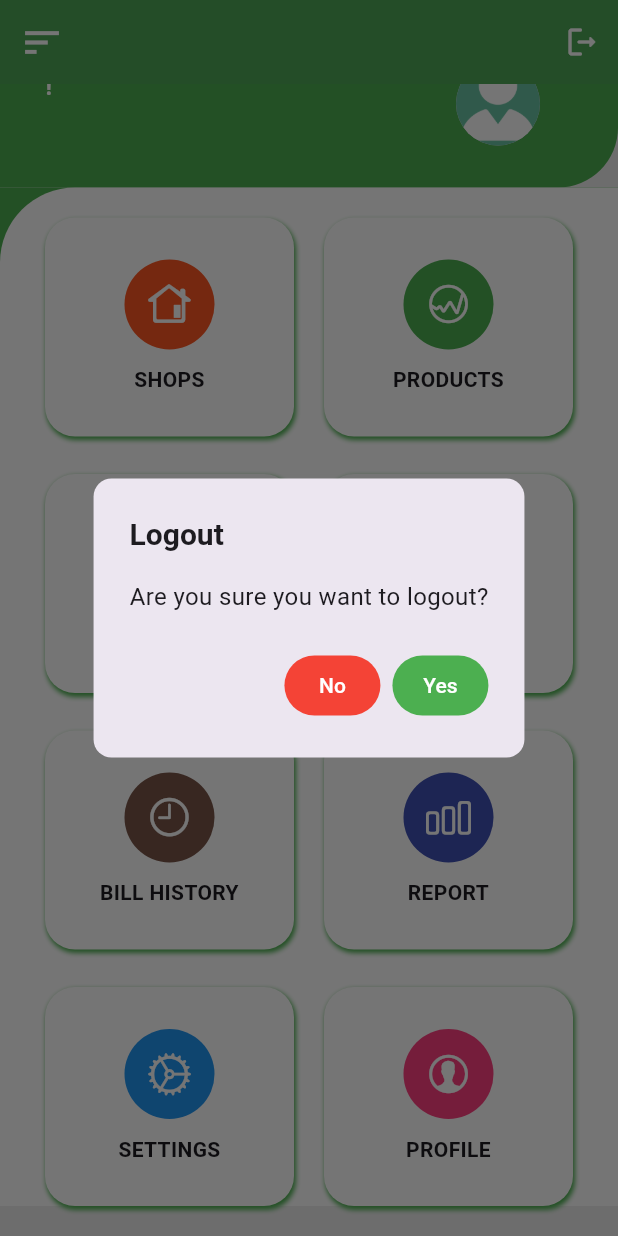
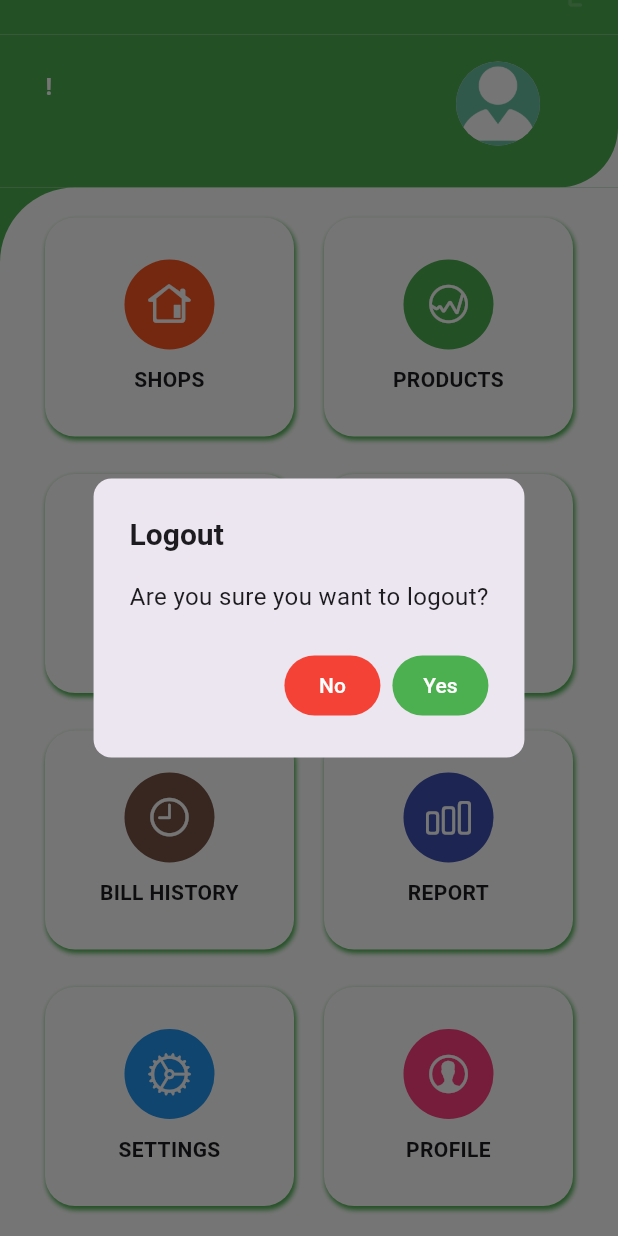
Before and after one commit to GokulDhanapal23/Flutter_ios, a Flutter app: the Home screen opened directly with empty values, scrolled down 33 dp, after a tap on the "logout" icon, on a phone screen of 412 x 824 dp. Run offline on Flutter 3.47's test engine with Material 3 defaults, Android fonts, the phone set to English and light mode, and no system bars; our stand-ins replace another_flushbar, connectivity_plus, dio, dropdown_button2, dropdown_textfield, flutter_dotenv and 9 more; accounts and stored records are empty; network calls fail.

Commit message:
New APP Changes

```diff
--- a/Bisca360/lib/ApiService/Apis.dart
+++ b/Bisca360/lib/ApiService/Apis.dart
@@ -60,6 +60,8 @@ class Apis{
   static String imageLoad = '${dotenv.env['BASE_URL'] ?? ""}/file/load/';
 
   static String shopInvoicePdf = '${dotenv.env['BASE_URL'] ?? ""}/report/customer/invoice/pdf';
+  static String shopBillPdf = '${dotenv.env['BASE_URL'] ?? ""}/shopsalesdetails/get/bill/invoice';
+
   static String shopSummary= '${dotenv.env['BASE_URL'] ?? ""}/report/customer/billing/';
 
 
--- a/Bisca360/lib/Screen/AddShopProduct.dart
+++ b/Bisca360/lib/Screen/AddShopProduct.dart
@@ -7,6 +7,7 @@ import 'package:bisca360/Response/Measurementresponse.dart';
 import 'package:bisca360/Response/SubCategoryResponse.dart';
 import 'package:flutter/material.dart';
 import 'package:flutter/services.dart';
+import 'package:fluttertoast/fluttertoast.dart';
 import 'package:searchfield/searchfield.dart';
 
 import '../ApiService/Apis.dart';
@@ -53,9 +54,7 @@ class _AddShopProductState extends State<AddShopProduct> {
     final price = _priceController.text;
 
     if (shopName.isEmpty || category.isEmpty || subCategory.isEmpty || product.isEmpty || unit.isEmpty || quantity.isEmpty || price.isEmpty) {
-      ScaffoldMessenger.of(context).showSnackBar(
-        SnackBar(content: Text('Please fill in all fields')),
-      );
+      Fluttertoast.showToast(msg: "Please fill All Field", toastLength: Toast.LENGTH_SHORT);
       return;
     }
 
--- a/Bisca360/lib/Screen/Home.dart
+++ b/Bisca360/lib/Screen/Home.dart
@@ -35,15 +35,18 @@ class HomeState extends State<Home> {
     final id = user.id!;
     String uId = 'U$id';
     imageData = ImageService.fetchImage(uId, 'profile');
+    imageData = ImageService.fetchImage(uId, 'profile');
   }
 
   @override
   Widget build(BuildContext context) {
     return Scaffold(
       backgroundColor: Colors.grey[200],
-      appBar: AppBar(
+      body: CustomScrollView(
+        slivers: [
+          SliverAppBar(
             backgroundColor: Colors.green,
-        leading: Icon(Icons.sort_sharp, color: Colors.white, size: 30),
+            // leading: Icon(Icons.sort_sharp, color: Colors.white, size: 30),
             actions: [
               IconButton(
                 onPressed: () {
@@ -69,19 +72,18 @@ class HomeState extends State<Home> {
                         actions: <Widget>[
                           TextButton(
                             style: TextButton.styleFrom(
-                          backgroundColor: Colors.red, // Text color for No button
+                              backgroundColor: Colors.red,
                             ),
-                        child: const Text('No',style: TextStyle(color: Colors.white),),
+                            child: const Text('No', style: TextStyle(color: Colors.white)),
                             onPressed: () {
                               Navigator.of(context).pop(); // Close the dialog
                             },
                           ),
                           TextButton(
                             style: TextButton.styleFrom(
-                          backgroundColor: Colors.green, // Background color for Yes button
-                         // Text color for Yes button
+                              backgroundColor: Colors.green,
                             ),
-                        child: const Text('Yes',style: TextStyle(color: Colors.white),),
+                            child: const Text('Yes', style: TextStyle(color: Colors.white)),
                             onPressed: () {
                               Navigator.of(context).pop(); // Close the dialog
                               // Navigate to MyPhone screen
@@ -100,19 +102,27 @@ class HomeState extends State<Home> {
                 color: Colors.white,
               ),
             ],
-
-
+            expandedHeight: 50.0, // Set the height of the expanded AppBar
+            pinned: false, // Keep the AppBar pinned at the top
+            floating: true, // Make the AppBar non-floating
           ),
-      body: ListView(
-        padding: EdgeInsets.zero,
+          SliverToBoxAdapter(
+            child: Container(
+              color: Colors.white, // Background color for the content area
+              child: Column(
                 children: [
                   _buildHeader(),
                   _buildGrid(),
                   const SizedBox(height: 20),
                 ],
               ),
+            ),
+          ),
+        ],
+      ),
     );
   }
+
 
   Widget _buildHeader() {
     return FutureBuilder<Uint8List?>(
--- a/Bisca360/lib/Screen/LoginNew.dart
+++ b/Bisca360/lib/Screen/LoginNew.dart
@@ -61,7 +61,7 @@ class _MyPhoneState extends State<MyPhone> {
   @override
   void initState(){
     super.initState();
-    checkAccessPermission(context);
+    // checkAccessPermission(context);
     checkInternetPermission(context);
   }
 
--- a/Bisca360/lib/Screen/ShopBillingReport.dart
+++ b/Bisca360/lib/Screen/ShopBillingReport.dart
@@ -143,7 +143,7 @@ class _ShopBillingReportState extends State<ShopBillingReport> {
          directory = (await getExternalStorageDirectories(type: StorageDirectory.downloads))?.first;
 
       } else if (Platform.isIOS) {
-        directory = await getExternalStorageDirectory();
+        directory = await getApplicationDocumentsDirectory();
       }
       _downloadPath = directory?.path ?? '';
       final filePath = '$_downloadPath/$fileName.pdf';
@@ -166,7 +166,7 @@ class _ShopBillingReportState extends State<ShopBillingReport> {
       directory = (await getExternalStorageDirectories(type: StorageDirectory.downloads))?.first;
 
     } else if (Platform.isIOS) {
-      directory = await getExternalStorageDirectory();
+      directory = await getApplicationDocumentsDirectory();
     }
     _downloadPath = directory?.path ?? '';
     final filePath = '$_downloadPath/$fileName.xlsx';
--- a/Bisca360/lib/Widget/CustomSearchfieldWidget.dart
+++ b/Bisca360/lib/Widget/CustomSearchfieldWidget.dart
@@ -25,14 +25,14 @@ class CustomSearchField extends StatelessWidget {
     Key? key, required TextStyle hintTextStyle, required Icon suffixIcon,
   }) : super(key: key);
 
-  static Widget buildSearchField(TextEditingController controller, String hintText, IconData icon, List<SearchFieldListItem<String>> suggestions, Function(String) onSelect,bool validation) {
+  static Widget buildSearchField(TextEditingController controller, String hintText, IconData? icon, List<SearchFieldListItem<String>> suggestions, Function(String) onSelect,bool validation) {
     return CustomSearchField(
       textEditingController: controller,
       hintText: hintText,
       prefixIcon: Icon(icon, color: Colors.green),
       suffixIcon: Icon(Icons.arrow_drop_down, color: Colors.green),
       suggestions: suggestions,
-      initialValue: suggestions.isNotEmpty ? null : null,
+      initialValue: suggestions.isNotEmpty ? suggestions.first : null,
       onSelect: onSelect,
       hintTextStyle: TextStyle(color: Colors.black),
       validate: validation,
```
Also changed, not shown: Bisca360/lib/Request/ShopRequest.dart (+12 -5 lines), Bisca360/lib/Screen/AddShop.dart (+10 -2 lines), Bisca360/lib/Screen/Customers.dart (+12 -12 lines), Bisca360/lib/Screen/ShopBilling.dart (+38 -11 lines), Bisca360/lib/Screen/ShopBillingHistory.dart (+96 -53 lines). Lines whose indentation alone changed are shown as unchanged.
